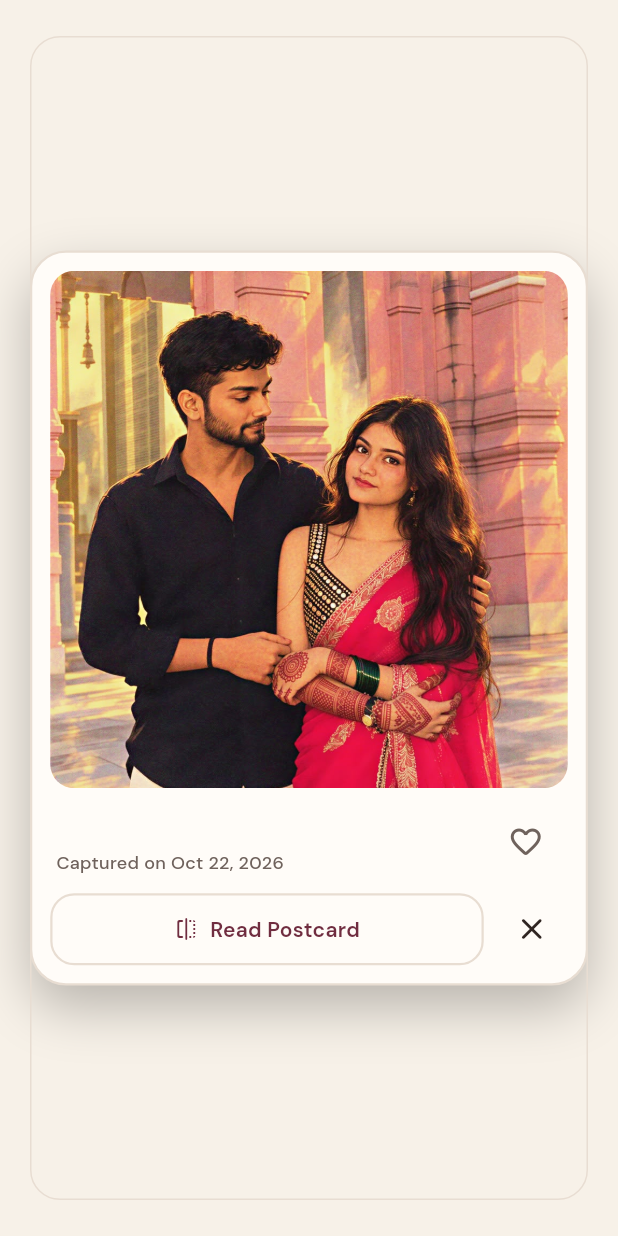
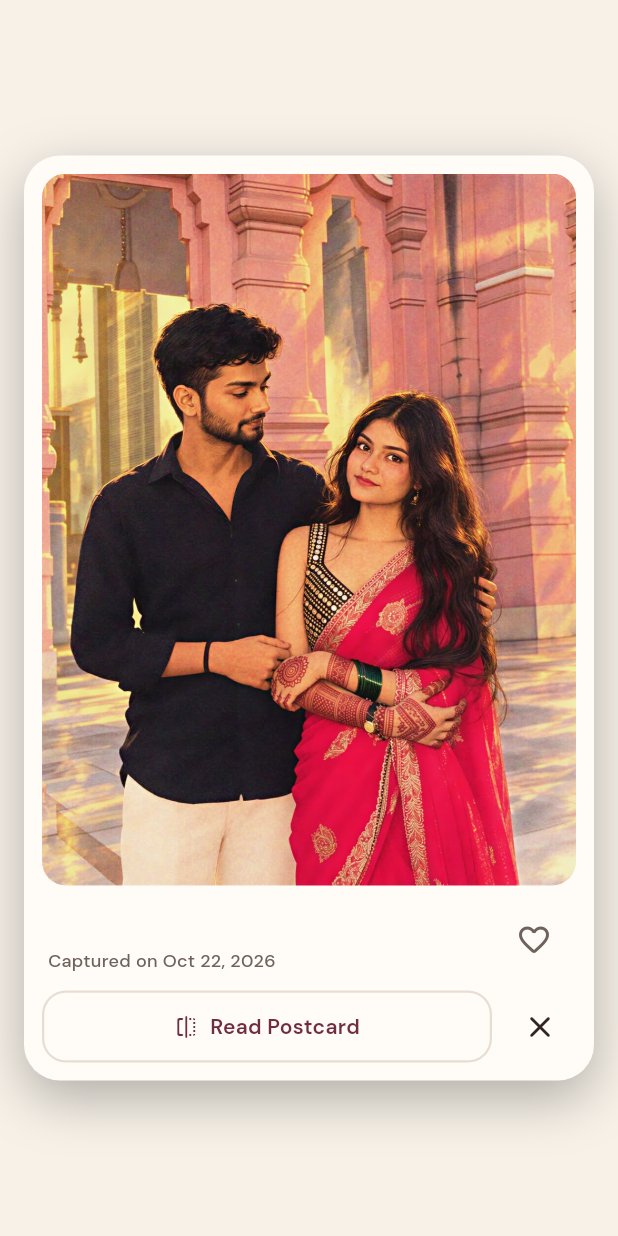
Before and after one commit to imvicky69/puvi-app, a Flutter app: the PostcardDetailDialog widget shown alone on an empty page, opened directly with empty values, on a phone screen of 412 x 824 dp. Run offline on Flutter 3.47's test engine with Material 3 defaults, Android fonts, the phone set to English and light mode, and no system bars; our stand-ins replace firebase_core, google_fonts, video_player; accounts and stored records are empty.

Commit message:
feat(gallery): add dynamic aspect ratio sizing for postcards, remove dialog border outline, and add PostcardVideoPlayer

```diff
--- a/lib/features/gallery/data/gallery_item.dart
+++ b/lib/features/gallery/data/gallery_item.dart
@@ -15,6 +15,7 @@ class GalleryItem {
   final String album;
   final String? location;
   final String? fileExtension;
+  final double aspectRatio;
 
   const GalleryItem({
     required this.id,
@@ -32,6 +33,7 @@ class GalleryItem {
     this.album = 'All',
     this.location,
     this.fileExtension,
+    this.aspectRatio = 0.75,
   });
 
   factory GalleryItem.fromJson(Map<String, dynamic> json) {
@@ -75,12 +77,14 @@ class GalleryItem {
       album: json['album'] as String? ?? 'All',
       location: json['location'] as String?,
       fileExtension: json['fileExtension'] as String?,
+      aspectRatio: (json['aspectRatio'] as num?)?.toDouble() ?? (isVid ? 0.75 : 0.8),
     );
   }
 
   GalleryItem copyWith({
     bool? isFavorite,
     String? title,
+    double? aspectRatio,
   }) {
     return GalleryItem(
       id: id,
@@ -98,6 +102,7 @@ class GalleryItem {
       album: album,
       location: location,
       fileExtension: fileExtension,
+      aspectRatio: aspectRatio ?? this.aspectRatio,
     );
   }
 
--- a/lib/features/gallery/presentation/widgets/postcard_card.dart
+++ b/lib/features/gallery/presentation/widgets/postcard_card.dart
@@ -81,11 +81,11 @@ class _PostcardCardState extends State<PostcardCard> {
               // 1. Photo Frame with Postage Stamp Badge
               Stack(
                 children: [
-                  // Photo / Video with PostcardImage
+                  // Photo / Video with PostcardImage dynamically sized to actual aspect ratio
                   ClipRRect(
                     borderRadius: BorderRadius.circular(10),
                     child: AspectRatio(
-                      aspectRatio: 1.05,
+                      aspectRatio: item.aspectRatio.clamp(0.60, 1.35),
                       child: PostcardImage(
                         item: item,
                         index: widget.index,
--- a/lib/features/gallery/presentation/widgets/postcard_detail_dialog.dart
+++ b/lib/features/gallery/presentation/widgets/postcard_detail_dialog.dart
@@ -4,6 +4,7 @@ import '../../../../core/theme/app_colors.dart';
 import '../../../../core/theme/app_typography.dart';
 import '../../data/gallery_item.dart';
 import 'postcard_image.dart';
+import 'postcard_video_player.dart';
 
 /// Full-screen interactive Postcard modal viewer with 3D flip animation.
 class PostcardDetailDialog extends StatefulWidget {
@@ -61,10 +62,17 @@ class _PostcardDetailDialogState extends State<PostcardDetailDialog>
 
     return Dialog(
       backgroundColor: Colors.transparent,
-      insetPadding: const EdgeInsets.symmetric(horizontal: 20, vertical: 24),
+      elevation: 0,
+      shadowColor: Colors.transparent,
+      surfaceTintColor: Colors.transparent,
+      shape: const RoundedRectangleBorder(
+        borderRadius: BorderRadius.all(Radius.circular(24)),
+        side: BorderSide.none,
+      ),
+      insetPadding: const EdgeInsets.symmetric(horizontal: 16, vertical: 20),
       child: Center(
         child: ConstrainedBox(
-          constraints: const BoxConstraints(maxWidth: 420, maxHeight: 600),
+          constraints: const BoxConstraints(maxWidth: 420, maxHeight: 680),
           child: AnimatedBuilder(
             animation: _animation,
             builder: (context, child) {
@@ -97,12 +105,11 @@ class _PostcardDetailDialogState extends State<PostcardDetailDialog>
       decoration: BoxDecoration(
         color: AppColors.paper,
         borderRadius: BorderRadius.circular(24),
-        border: Border.all(color: AppColors.border, width: 1.5),
         boxShadow: [
           BoxShadow(
-            color: Colors.black.withValues(alpha: 0.25),
+            color: Colors.black.withValues(alpha: 0.28),
             blurRadius: 30,
-            offset: const Offset(0, 15),
+            offset: const Offset(0, 12),
           ),
         ],
       ),
@@ -111,11 +118,19 @@ class _PostcardDetailDialogState extends State<PostcardDetailDialog>
         mainAxisSize: MainAxisSize.min,
         crossAxisAlignment: CrossAxisAlignment.stretch,
         children: [
-          // Image / Video container with PostcardImage
+          // Media: Interactive PostcardVideoPlayer for clips, PostcardImage for photos
+          if (item.isVideo)
+            PostcardVideoPlayer(
+              videoUrl: item.mediaUrl.isNotEmpty
+                  ? item.mediaUrl
+                  : item.imageUrl,
+              fallbackAspectRatio: item.aspectRatio,
+            )
+          else
             ClipRRect(
               borderRadius: BorderRadius.circular(16),
               child: AspectRatio(
-              aspectRatio: 1.0,
+                aspectRatio: item.aspectRatio.clamp(0.65, 1.4),
                 child: PostcardImage(
                   item: item,
                   index: 0,
@@ -204,12 +219,11 @@ class _PostcardDetailDialogState extends State<PostcardDetailDialog>
       decoration: BoxDecoration(
         color: AppColors.paper,
         borderRadius: BorderRadius.circular(24),
-        border: Border.all(color: AppColors.border, width: 1.5),
         boxShadow: [
           BoxShadow(
-            color: Colors.black.withValues(alpha: 0.25),
+            color: Colors.black.withValues(alpha: 0.28),
             blurRadius: 30,
-            offset: const Offset(0, 15),
+            offset: const Offset(0, 12),
           ),
         ],
       ),
--- a/pubspec.yaml
+++ b/pubspec.yaml
@@ -37,6 +37,7 @@ dependencies:
   google_fonts: ^8.2.1
   firebase_core: ^5.0.0
   cached_network_image: ^3.4.1
+  video_player: ^2.11.1
 
 dev_dependencies:
   flutter_test:
```
Also changed, not shown: lib/features/gallery/presentation/widgets/postcard_video_player.dart (added, +280 -0 lines), pubspec.lock. Lines whose indentation alone changed are shown as unchanged.
